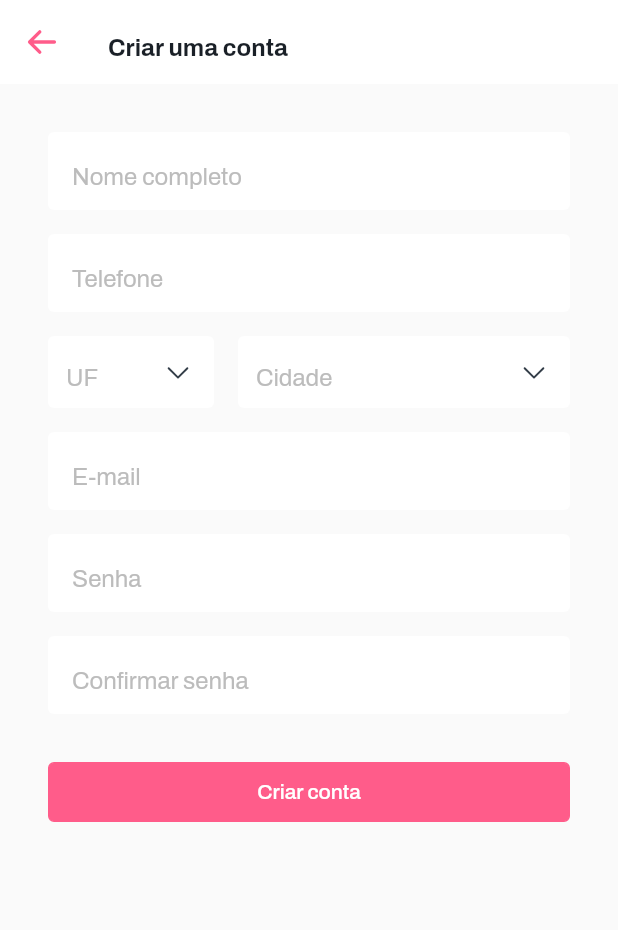
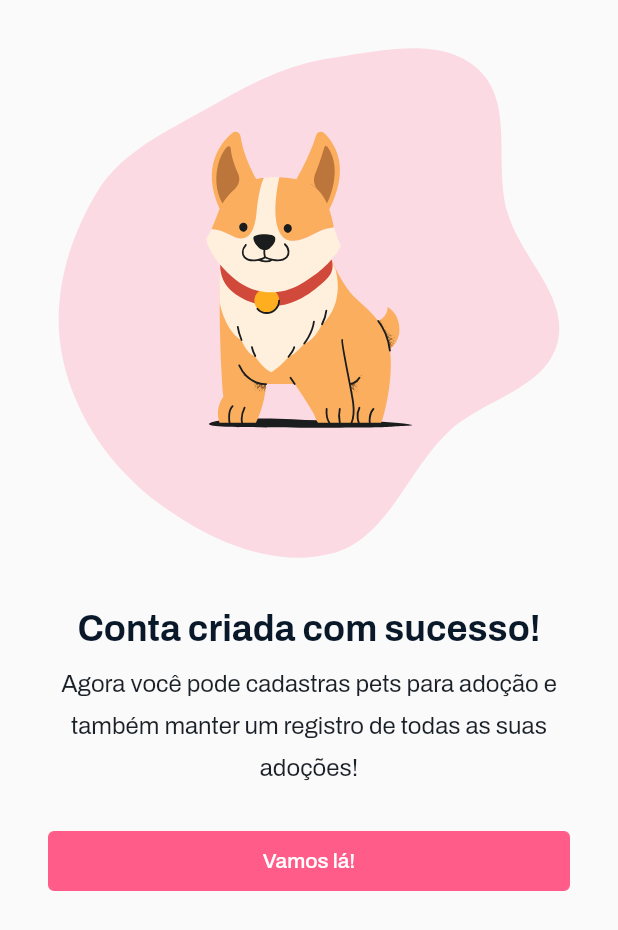
Before and after one commit to vitorpedeo/me_adota, a Flutter app: the CreateAccountPage screen opened by its route, after a tap on "Criar conta", on a phone screen of 412 x 824 dp. Shown: the top 930 px of the screen. Run offline on Flutter 3.47's test engine with Material 2 defaults, Android fonts, the phone set to English and light mode, and no system bars; drawn by our look-alikes of dropdown_search; our stand-ins replace bloc, cached_network_image, dartz, dio, equatable, flutter_bloc and 7 more; accounts and stored records are empty.

Commit message:
✨ feat: create account success page

```diff
--- a/lib/config/routes/app_router.dart
+++ b/lib/config/routes/app_router.dart
@@ -3,6 +3,7 @@ import 'package:go_router/go_router.dart';
 import 'package:me_adota/core/dependency_injection/dependency_injection.dart';
 import 'package:me_adota/features/account/presentation/pages/account_page.dart';
 import 'package:me_adota/features/account/presentation/pages/create_account_page.dart';
+import 'package:me_adota/features/account/presentation/pages/create_account_success_page.dart';
 import 'package:me_adota/features/account/presentation/pages/login_page.dart';
 import 'package:me_adota/features/global/infra/data_sources/local_data_source.dart';
 import 'package:me_adota/features/global/presentation/widgets/layout/scaffold_with_bottom_bar/scaffold_with_bottom_bar.dart';
@@ -63,6 +64,15 @@ class AppRouter {
                   name: AppRoutes.createAccount.name,
                   path: AppRoutes.createAccount.path,
                   builder: (context, state) => const CreateAccountPage(),
+                  routes: [
+                    GoRoute(
+                      parentNavigatorKey: rootNavigatorKey,
+                      name: AppRoutes.createAccountSuccess.name,
+                      path: AppRoutes.createAccountSuccess.path,
+                      builder: (context, state) =>
+                          const CreateAccountSuccessPage(),
+                    ),
+                  ],
                 ),
                 GoRoute(
                   parentNavigatorKey: rootNavigatorKey,
--- a/lib/config/routes/app_routes.dart
+++ b/lib/config/routes/app_routes.dart
@@ -39,4 +39,8 @@ class AppRoutes {
     name: 'create-account',
     path: 'create-account',
   );
+  static const AppRoute createAccountSuccess = AppRoute(
+    name: 'success',
+    path: 'success',
+  );
 }
--- a/lib/config/theme/app_svgs.dart
+++ b/lib/config/theme/app_svgs.dart
@@ -2,5 +2,6 @@ class AppSvgs {
   static const String dog1 = 'assets/svgs/dog_1.svg';
   static const String dog2 = 'assets/svgs/dog_2.svg';
   static const String dog3 = 'assets/svgs/dog_3.svg';
+  static const String dog4 = 'assets/svgs/dog_4.svg';
   static const String cat1 = 'assets/svgs/cat_1.svg';
 }
--- a/lib/features/account/presentation/pages/create_account_page.dart
+++ b/lib/features/account/presentation/pages/create_account_page.dart
@@ -1,4 +1,6 @@
 import 'package:flutter/material.dart';
+import 'package:go_router/go_router.dart';
+import 'package:me_adota/config/routes/app_router.dart';
 import 'package:me_adota/config/theme/app_theme.dart';
 import 'package:me_adota/features/global/presentation/widgets/helpers/dialog_select.dart';
 import 'package:me_adota/features/global/presentation/widgets/layout/custom_app_bar/custom_app_bar.dart';
@@ -82,7 +84,9 @@ class CreateAccountPage extends StatelessWidget {
               ),
               AppButton(
                 text: 'Criar conta',
-                onPressed: () {},
+                onPressed: () {
+                  context.goNamed(AppRoutes.createAccountSuccess.name);
+                },
               ),
             ],
           ),
--- /dev/null
+++ b/lib/features/account/presentation/pages/create_account_success_page.dart
@@ -0,0 +1,68 @@
+import 'package:flutter/material.dart';
+import 'package:flutter_svg/svg.dart';
+import 'package:go_router/go_router.dart';
+import 'package:me_adota/config/routes/app_router.dart';
+import 'package:me_adota/config/theme/app_svgs.dart';
+import 'package:me_adota/config/theme/app_theme.dart';
+import 'package:me_adota/features/global/presentation/widgets/primitives/app_button.dart';
+
+class CreateAccountSuccessPage extends StatelessWidget {
+  const CreateAccountSuccessPage({super.key});
+
+  @override
+  Widget build(BuildContext context) {
+    return Scaffold(
+      backgroundColor: AppTheme.background,
+      body: SafeArea(
+        child: Container(
+          padding: const EdgeInsets.only(
+            top: 32,
+            right: 32,
+            left: 32,
+          ),
+          width: double.infinity,
+          height: double.infinity,
+          child: SingleChildScrollView(
+            child: Column(
+              children: [
+                SvgPicture.asset(
+                  AppSvgs.dog4,
+                  height: 340,
+                ),
+                const SizedBox(
+                  height: 32,
+                ),
+                Text(
+                  'Conta criada com sucesso!',
+                  style: AppTheme.headlineBold.copyWith(
+                    color: AppTheme.headText,
+                  ),
+                  textAlign: TextAlign.center,
+                ),
+                const SizedBox(
+                  height: 6,
+                ),
+                Text(
+                  'Agora você pode cadastras pets para adoção e também manter um registro de todas as suas adoções!',
+                  style: AppTheme.bodyRegular.copyWith(
+                    color: AppTheme.bodyText,
+                  ),
+                  textAlign: TextAlign.center,
+                ),
+                const SizedBox(
+                  height: 32,
+                ),
+                AppButton(
+                  text: 'Vamos lá!',
+                  onPressed: () {
+                    context.goNamed(AppRoutes.account.name);
+                  },
+                ),
+              ],
+            ),
+          ),
+        ),
+      ),
+    );
+  }
+}
```
Also changed, not shown: assets/svgs/dog_4.svg (added).
